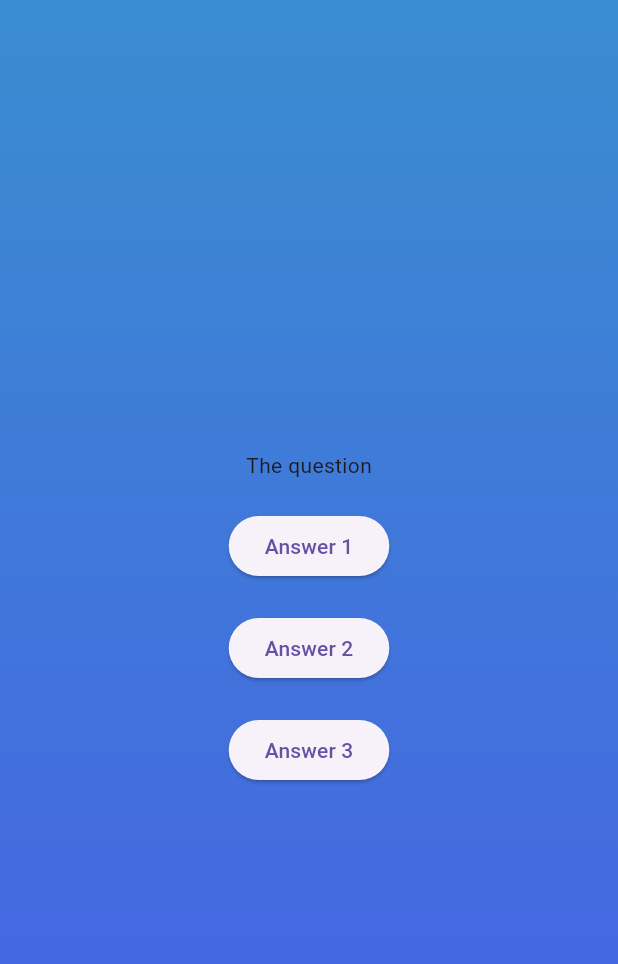
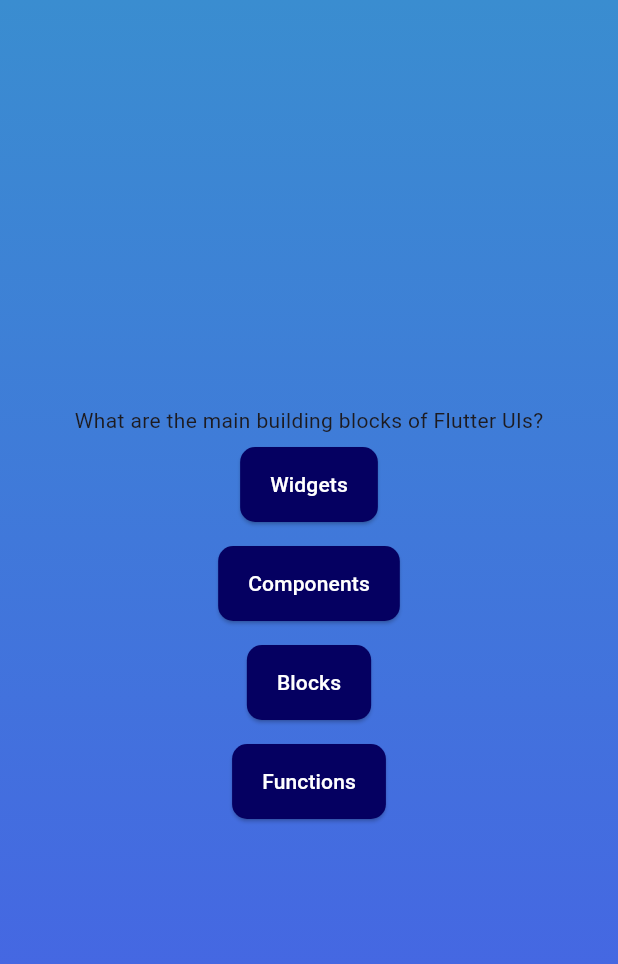
Before and after one commit to MichalMatu/quiz, a Flutter app: the screen it shows after launch, after a tap on "Play Quiz", on a phone screen of 412 x 824 dp. Shown: the top 964 px of the screen. Run offline on Flutter 3.47's test engine with Material 3 defaults, Android fonts, the light colour scheme and no system bars.

Commit message:
map added

```diff
--- /dev/null
+++ b/lib/answer_button.dart
@@ -0,0 +1,34 @@
+import 'package:flutter/material.dart';
+
+class AnswerButton extends StatelessWidget {
+  const AnswerButton({
+    super.key,
+    required this.answerText,
+    required this.onTap,
+  });
+
+  final String answerText;
+  final void Function() onTap;
+
+  @override
+  Widget build(BuildContext context) {
+    return Padding(
+      padding: const EdgeInsets.all(8.0),
+      child: ElevatedButton(
+        style: ElevatedButton.styleFrom(
+            // add space between the button text and the border
+            padding: const EdgeInsets.symmetric(
+              vertical: 15,
+              horizontal: 20,
+            ),
+            backgroundColor: const Color.fromARGB(255, 5, 0, 97),
+            foregroundColor: Colors.white,
+            shape: RoundedRectangleBorder(
+              borderRadius: BorderRadius.circular(10),
+            )),
+        onPressed: onTap,
+        child: Text(answerText),
+      ),
+    );
+  }
+}
--- a/lib/questions_screens.dart
+++ b/lib/questions_screens.dart
@@ -1,4 +1,7 @@
 import 'package:flutter/material.dart';
+import 'package:quiz/answer_button.dart';
+
+import 'package:quiz/data/questions.dart';
 
 class QuestionsScreen extends StatefulWidget {
   const QuestionsScreen({super.key});
@@ -9,32 +12,23 @@
 }
 
 class _QuestionsScreenState extends State<QuestionsScreen> {
-  double space = 20;
   @override
   Widget build(BuildContext context) {
+    final currentQuestion = questions[0];
     return SizedBox(
       width: double.infinity,
       child: Column(
         mainAxisAlignment: MainAxisAlignment.center,
         children: [
-          const Text(
-            'The question',
+          Text(
+            currentQuestion.text,
           ),
-          SizedBox(height: space),
-          ElevatedButton(
-            onPressed: () {},
-            child: const Text('Answer 1'),
-          ),
-          SizedBox(height: space),
-          ElevatedButton(
-            onPressed: () {},
-            child: const Text('Answer 2'),
-          ),
-          SizedBox(height: space),
-          ElevatedButton(
-            onPressed: () {},
-            child: const Text('Answer 3'),
-          ),
+          ...currentQuestion.answers.map((answer) {
+            return AnswerButton(
+              answerText: answer,
+              onTap: () {},
+            );
+          }),
         ],
       ),
     );
```
Also changed, not shown: 1 other file.
